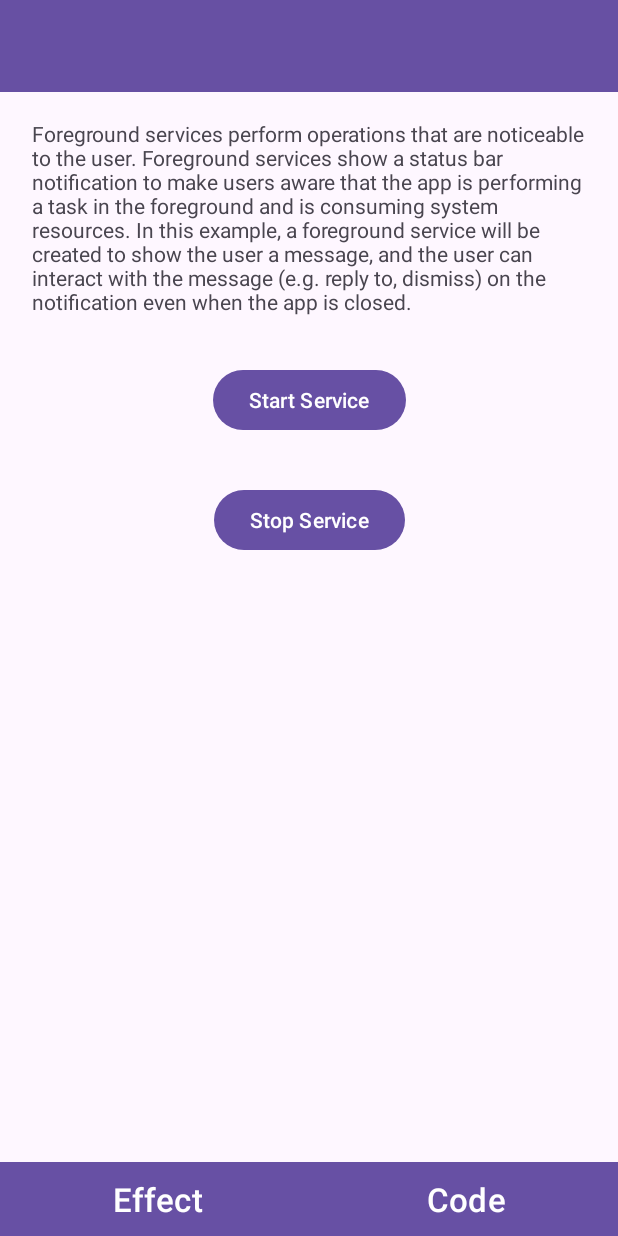
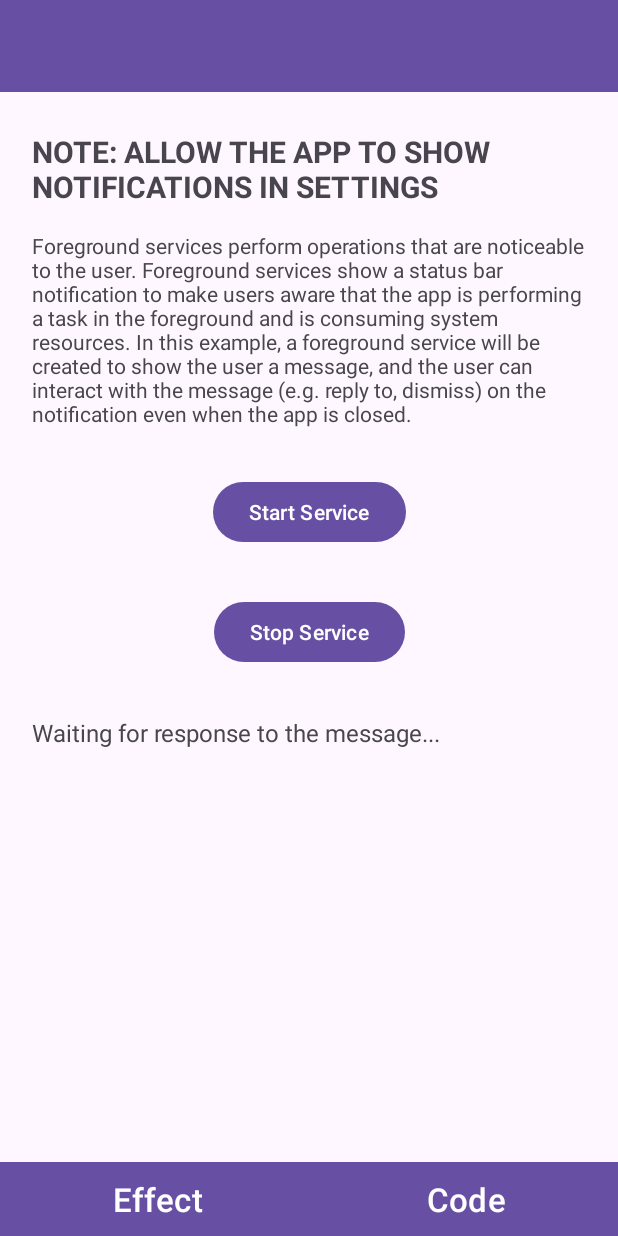
Before and after one commit to 2JyinLogic/Android-All-in-One-Learning-App, an Android app: the layout activity_fgservice_example.xml on its own in the app's theme, with its tools: preview values and no code run, on a phone screen of 412 x 824 dp. Run offline under Robolectric (Android 15) with nearby library versions, the phone set to English and light mode, and no system bars.

Commit message:
Finish FG Service Example

```diff
--- a/app/src/main/res/layout/activity_fgservice_example.xml
+++ b/app/src/main/res/layout/activity_fgservice_example.xml
@@ -29,8 +29,10 @@
         android:layout_marginBottom="10dp"
         app:layout_constraintBottom_toTopOf="@+id/linearLayout"
         app:layout_constraintEnd_toEndOf="parent"
+        app:layout_constraintHorizontal_bias="0.0"
         app:layout_constraintStart_toStartOf="parent"
-        app:layout_constraintTop_toBottomOf="@+id/effectExampleName">
+        app:layout_constraintTop_toBottomOf="@+id/effectExampleName"
+        app:layout_constraintVertical_bias="0.0">
 
         <Button
             android:id="@+id/startSvcBtn"
@@ -57,13 +59,41 @@
             android:layout_width="0dp"
             android:layout_height="wrap_content"
             android:layout_marginStart="16dp"
-            android:layout_marginTop="8dp"
+            android:layout_marginTop="16dp"
+            android:layout_marginEnd="16dp"
+            android:text="@string/fg_service_example_desc"
+            app:layout_constraintEnd_toEndOf="parent"
+            app:layout_constraintStart_toStartOf="parent"
+            app:layout_constraintTop_toBottomOf="@+id/textView4"
+            tools:text="@string/fg_service_example_desc" />
+
+        <TextView
+            android:id="@+id/textView4"
+            android:layout_width="0dp"
+            android:layout_height="wrap_content"
+            android:layout_marginStart="16dp"
+            android:layout_marginTop="16dp"
+            android:layout_marginEnd="16dp"
+            android:text="NOTE: ALLOW THE APP TO SHOW NOTIFICATIONS IN SETTINGS"
+            android:textSize="20sp"
+            android:textStyle="bold"
+            app:layout_constraintEnd_toEndOf="parent"
+            app:layout_constraintStart_toStartOf="parent"
+            app:layout_constraintTop_toTopOf="parent" />
+
+        <TextView
+            android:id="@+id/msgResponseText"
+            android:layout_width="0dp"
+            android:layout_height="wrap_content"
+            android:layout_marginStart="16dp"
+            android:layout_marginTop="32dp"
             android:layout_marginEnd="16dp"
             android:text="TextView"
+            android:textSize="16sp"
             app:layout_constraintEnd_toEndOf="parent"
             app:layout_constraintStart_toStartOf="parent"
-            app:layout_constraintTop_toTopOf="parent"
-            tools:text="@string/fg_service_example_desc" />
+            app:layout_constraintTop_toBottomOf="@+id/stopSvcBtn"
+            tools:text="Waiting for response to the message..." />
     </androidx.constraintlayout.widget.ConstraintLayout>
 
     <LinearLayout
```
Also changed, not shown: app/src/main/java/com/can301/gp/demos/FGServiceExample.java (+22 -1 lines), app/src/main/java/com/can301/gp/demos/FGServiceExampleService.java (+47 -4 lines), app/src/main/res/drawable-anydpi/ic_action_agree.xml (added, +12 -0 lines), app/src/main/res/drawable-anydpi/ic_action_dismiss.xml (added, +11 -0 lines), app/src/main/res/drawable-hdpi/ic_action_agree.png (added), app/src/main/res/drawable-hdpi/ic_action_dismiss.png (added), app/src/main/res/drawable-mdpi/ic_action_agree.png (added), app/src/main/res/drawable-mdpi/ic_action_dismiss.png (added), app/src/main/res/drawable-xhdpi/ic_action_agree.png (added), app/src/main/res/drawable-xhdpi/ic_action_dismiss.png (added), app/src/main/res/drawable-xxhdpi/ic_action_agree.png (added), app/src/main/res/drawable-xxhdpi/ic_action_dismiss.png (added).
